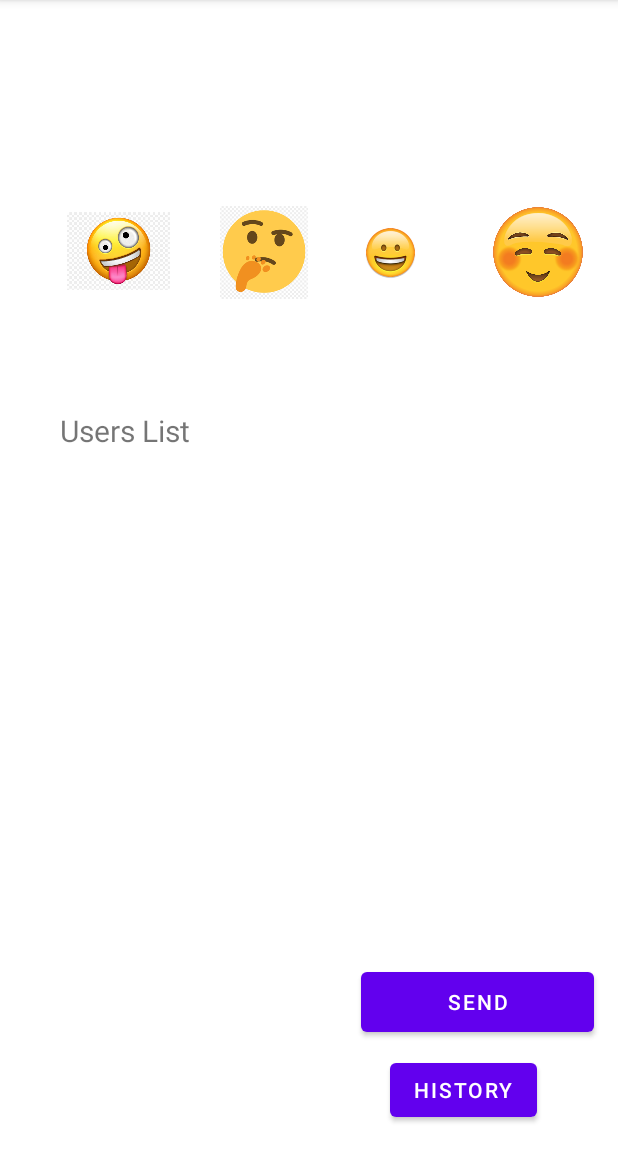
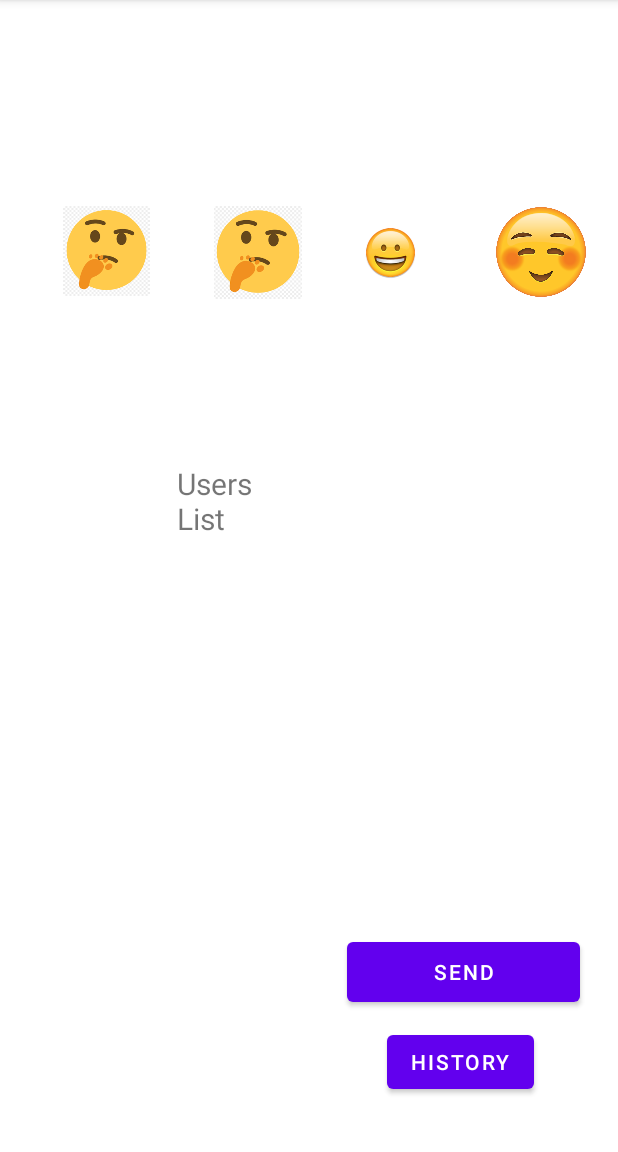
Before and after one commit to YiqianDeng/PawFriends-Team_Firebase-aassignment, an Android app: the StickerSendActivity screen opened directly, with no data from a screen before it, on a phone screen of 412 x 824 dp, the part 84-1236 px from its top. Run offline under Robolectric (Android 15) with nearby library versions, the phone set to English and light mode, and no system bars; our stand-ins replace Firebase (no records; nobody signed in at launch, a user with empty details on screens opened directly).

Commit message:
fix bugs

```diff
--- a/app/src/main/java/edu/neu/madcourse/firebase/HistoryActivity.java
+++ b/app/src/main/java/edu/neu/madcourse/firebase/HistoryActivity.java
@@ -37,7 +37,7 @@ public class HistoryActivity extends AppCompatActivity {
             img_name = "emoji_2";
         } else if (value == R.drawable.img3) {
             img_name = "emoji_3";
-        } else if (value == R.drawable.img4) {
+        } else if (value == R.drawable.img3) {
             img_name = "emoji_4";
         }
         return img_name;
--- a/app/src/main/java/edu/neu/madcourse/firebase/SentStickerActivity.java
+++ b/app/src/main/java/edu/neu/madcourse/firebase/SentStickerActivity.java
@@ -10,7 +10,6 @@ import android.os.Bundle;
 import android.os.Handler;
 import android.os.Looper;
 import android.view.View;
-import android.widget.ArrayAdapter;
 import android.widget.Button;
 import android.widget.TextView;
 
@@ -43,7 +42,7 @@ public class SentStickerActivity extends AppCompatActivity {
     private final ArrayList<String> active_user_list = new ArrayList<>();
     private int selectedSticker = 0;
     private String selectedUserName;
-
+//    private String userID = "";
 
     @Override
     protected void onCreate(Bundle savedInstanceState) {
@@ -166,7 +165,7 @@ public class SentStickerActivity extends AppCompatActivity {
                 selectedSticker = R.drawable.img3;
                 break;
             case R.id.img4:
-                selectedSticker = R.drawable.img4;
+                selectedSticker = R.drawable.img3;
                 break;
         }
     }
--- a/app/src/main/res/layout/activity_history.xml
+++ b/app/src/main/res/layout/activity_history.xml
@@ -110,7 +110,7 @@
         app:layout_constraintEnd_toEndOf="parent"
         app:layout_constraintStart_toEndOf="@+id/imageView3"
         app:layout_constraintTop_toBottomOf="@+id/textView3"
-        app:srcCompat="@drawable/img4"
+        app:srcCompat="@drawable/img3"
         android:contentDescription="@string/todo" />
 
     <TextView
--- a/app/src/main/res/layout/activity_send_page.xml
+++ b/app/src/main/res/layout/activity_send_page.xml
@@ -11,10 +11,10 @@
     <include
         android:id="@+id/include"
         layout="@layout/content_emoji"
-        android:layout_width="378dp"
-        android:layout_height="0dp"
-        android:layout_marginTop="99dp"
-        android:layout_marginBottom="429dp"
+        android:layout_width="390dp"
+        android:layout_height="141dp"
+        android:layout_marginTop="93dp"
+        android:layout_marginBottom="422dp"
         app:layout_constraintBottom_toTopOf="@+id/bttn_history"
         app:layout_constraintEnd_toEndOf="parent"
         app:layout_constraintHorizontal_bias="0.872"
@@ -26,12 +26,9 @@
         android:layout_width="199dp"
         android:layout_height="239dp"
         android:layout_marginStart="40dp"
-        android:layout_marginEnd="172dp"
+
         android:layout_marginBottom="154dp"
-
         app:layout_constraintBottom_toBottomOf="parent"
-        app:layout_constraintEnd_toEndOf="parent"
-        app:layout_constraintHorizontal_bias="1.0"
         app:layout_constraintStart_toStartOf="parent"
         app:layout_constraintTop_toBottomOf="@+id/textView"
         app:layout_constraintVertical_bias="1.0" />
@@ -57,17 +54,18 @@
         android:id="@+id/bttn_send_img"
         android:layout_width="155dp"
         android:layout_height="52dp"
-        android:layout_marginEnd="16dp"
-        android:layout_marginBottom="46dp"
         android:text="@string/send"
         app:layout_constraintBottom_toBottomOf="parent"
         app:layout_constraintEnd_toEndOf="parent"
-        app:layout_constraintTop_toBottomOf="@+id/usersListView" />
+        app:layout_constraintHorizontal_bias="0.902"
+        app:layout_constraintStart_toStartOf="parent"
+        app:layout_constraintTop_toBottomOf="@+id/include"
+        app:layout_constraintVertical_bias="0.795" />
 
     <TextView
         android:id="@+id/textView"
-        android:layout_width="0dp"
-        android:layout_height="0dp"
+        android:layout_width="83dp"
+        android:layout_height="56dp"
         android:layout_marginStart="40dp"
         android:layout_marginEnd="38dp"
         android:layout_marginBottom="403dp"
@@ -75,18 +73,20 @@
         android:textSize="20sp"
         app:layout_constraintBottom_toBottomOf="parent"
         app:layout_constraintEnd_toEndOf="@+id/usersListView"
+        app:layout_constraintHorizontal_bias="1.0"
         app:layout_constraintStart_toStartOf="parent"
-        app:layout_constraintTop_toBottomOf="@+id/include" />
+        app:layout_constraintTop_toBottomOf="@+id/include"
+        app:layout_constraintVertical_bias="1.0" />
 
     <Button
         android:id="@+id/bttn_history"
         android:layout_width="wrap_content"
         android:layout_height="wrap_content"
-        android:layout_marginStart="19dp"
-        android:layout_marginBottom="17dp"
+        android:layout_marginBottom="36dp"
         android:text="history"
         app:layout_constraintBottom_toBottomOf="parent"
-        app:layout_constraintStart_toStartOf="@+id/bttn_send_img"
-        app:layout_constraintTop_toBottomOf="@+id/include" />
+        app:layout_constraintEnd_toEndOf="parent"
+        app:layout_constraintHorizontal_bias="0.821"
+        app:layout_constraintStart_toStartOf="parent" />
 
 </androidx.constraintlayout.widget.ConstraintLayout>
--- a/app/src/main/res/layout/content_emoji.xml
+++ b/app/src/main/res/layout/content_emoji.xml
@@ -17,7 +17,7 @@
         app:layout_constraintEnd_toStartOf="@+id/img1"
         app:layout_constraintStart_toEndOf="@+id/img3"
         app:layout_constraintTop_toTopOf="parent"
-        app:srcCompat="@drawable/img4" />
+        app:srcCompat="@drawable/img3" />
 
     <ImageView
         android:id="@+id/img3"
--- a/app/src/main/res/values/strings.xml
+++ b/app/src/main/res/values/strings.xml
@@ -19,4 +19,5 @@
     <string name="emoji_1">emoji_1</string>
     <string name="emoji_3">emoji_3</string>
     <string name="emoji_4">emoji_4</string>
+    <string name="history">history</string>
 </resources>
```
Also changed, not shown: app/src/main/java/edu/neu/madcourse/firebase/MainActivity.java (+19 -19 lines), app/src/main/java/edu/neu/madcourse/firebase/StickerSendActivity.java (+6 -16 lines), app/src/main/java/edu/neu/madcourse/firebase/chooseRecipientActivity.java (+22 -1 lines), app/src/main/res/layout/activity_choose_recipient.xml (+15 -1 lines), app/src/main/res/drawable/img3.png, app/src/main/res/drawable/img4.png, app/src/main/res/drawable/img5.png (deleted).
